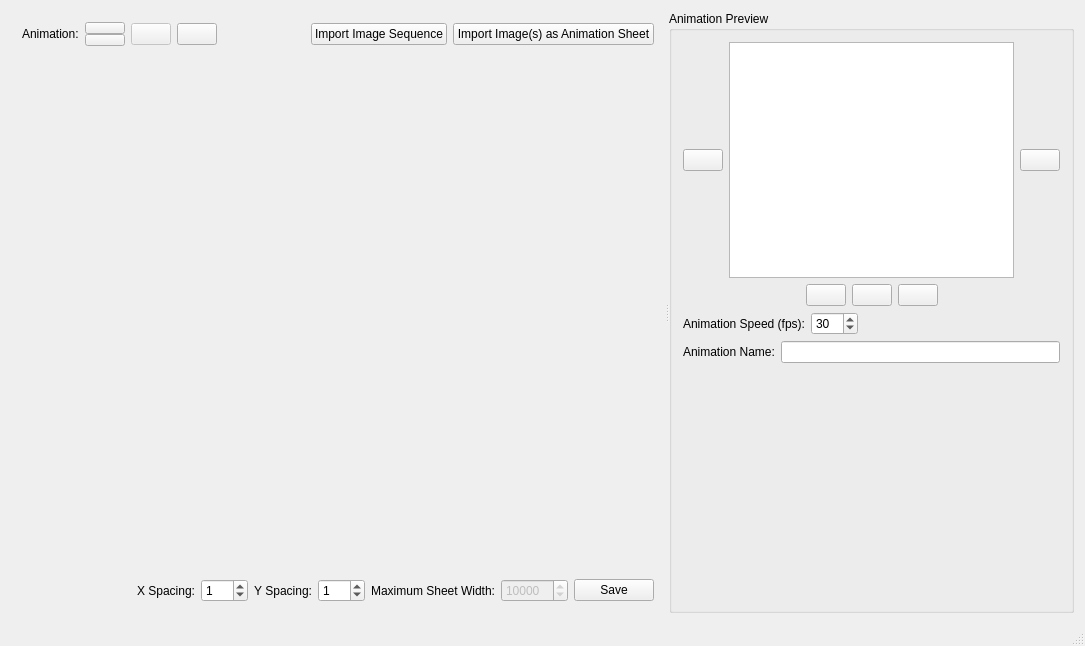
meh2481/SpriteSheeter, file mainwindow.ui: the form before one commit.
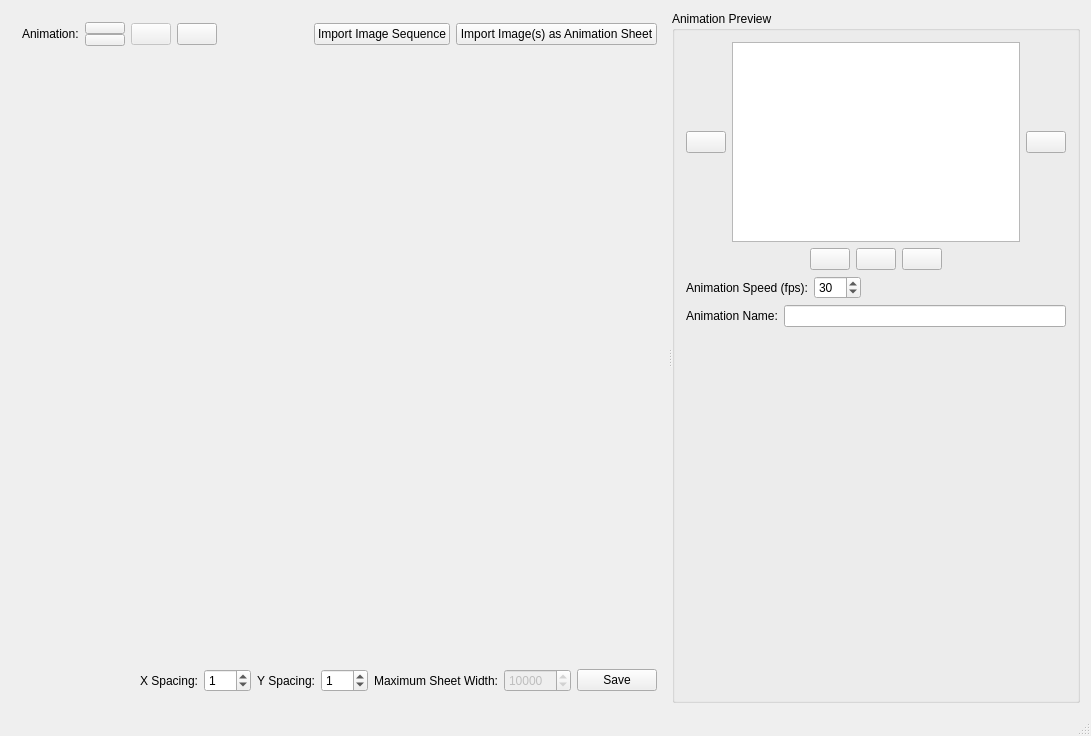
The form after the commit. Icons and pictures are not drawn. Custom widgets are drawn as their Qt base class.

Commit message: Pan with MMB instead of LMB, better GUI layout

Patch:
```diff
--- a/mainwindow.ui
+++ b/mainwindow.ui
@@ -6,8 +6,8 @@
    <rect>
     <x>0</x>
     <y>0</y>
-    <width>1085</width>
-    <height>646</height>
+    <width>1091</width>
+    <height>736</height>
    </rect>
   </property>
   <property name="windowTitle">
@@ -21,11 +21,17 @@
    <layout class="QHBoxLayout" name="horizontalLayout">
     <item>
      <widget class="QSplitter" name="splitter">
+      <property name="sizePolicy">
+       <sizepolicy hsizetype="Expanding" vsizetype="Preferred">
+        <horstretch>0</horstretch>
+        <verstretch>0</verstretch>
+       </sizepolicy>
+      </property>
       <property name="orientation">
        <enum>Qt::Horizontal</enum>
       </property>
       <widget class="QWidget" name="verticalLayoutWidget_2">
-       <layout class="QVBoxLayout" name="verticalLayout_2">
+       <layout class="QVBoxLayout" name="verticalLayout_2" stretch="0,0,0">
         <item>
          <layout class="QHBoxLayout" name="horizontalLayout_2">
           <item>
@@ -169,9 +175,9 @@
         <item>
          <widget class="sheetEditorView" name="sheetPreview" native="true">
           <property name="sizePolicy">
-           <sizepolicy hsizetype="Preferred" vsizetype="Preferred">
-            <horstretch>0</horstretch>
-            <verstretch>1</verstretch>
+           <sizepolicy hsizetype="Expanding" vsizetype="Expanding">
+            <horstretch>4</horstretch>
+            <verstretch>0</verstretch>
            </sizepolicy>
           </property>
          </widget>
@@ -326,6 +332,18 @@
             </item>
             <item>
              <widget class="QGraphicsView" name="animationPreview">
+              <property name="sizePolicy">
+               <sizepolicy hsizetype="Expanding" vsizetype="Preferred">
+                <horstretch>0</horstretch>
+                <verstretch>0</verstretch>
+               </sizepolicy>
+              </property>
+              <property name="minimumSize">
+               <size>
+                <width>200</width>
+                <height>200</height>
+               </size>
+              </property>
               <property name="dragMode">
                <enum>QGraphicsView::ScrollHandDrag</enum>
               </property>
```
Left out of the diff: 13 changed lines with no effect on the pictures. The commit also changes 2 other files.
